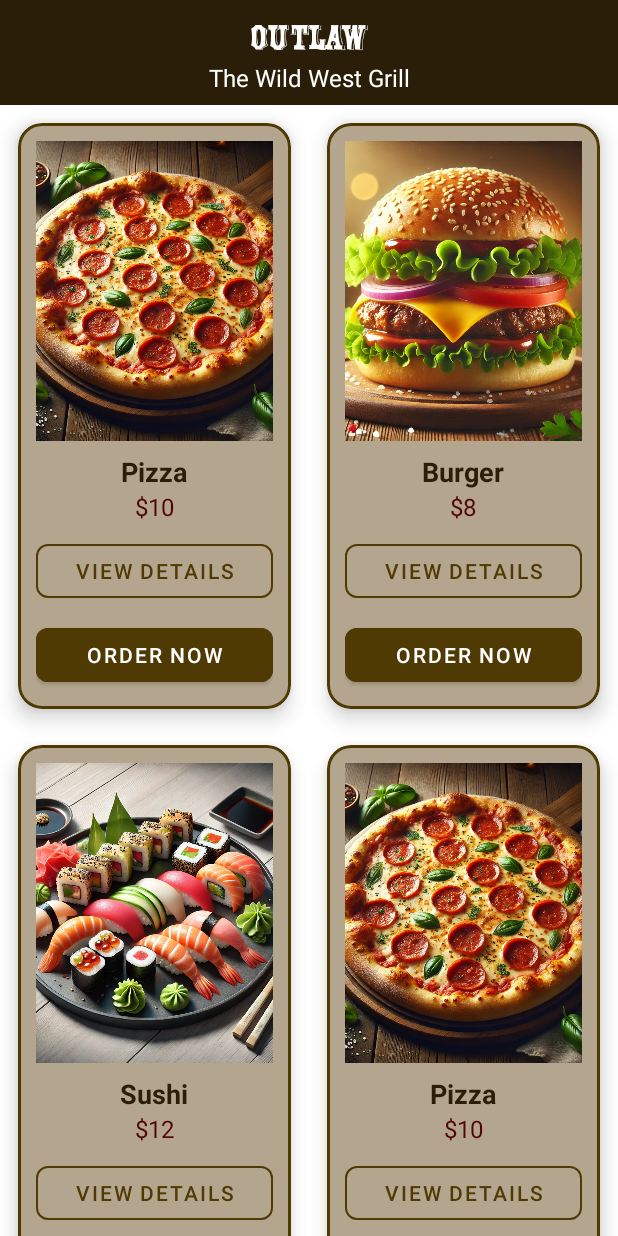
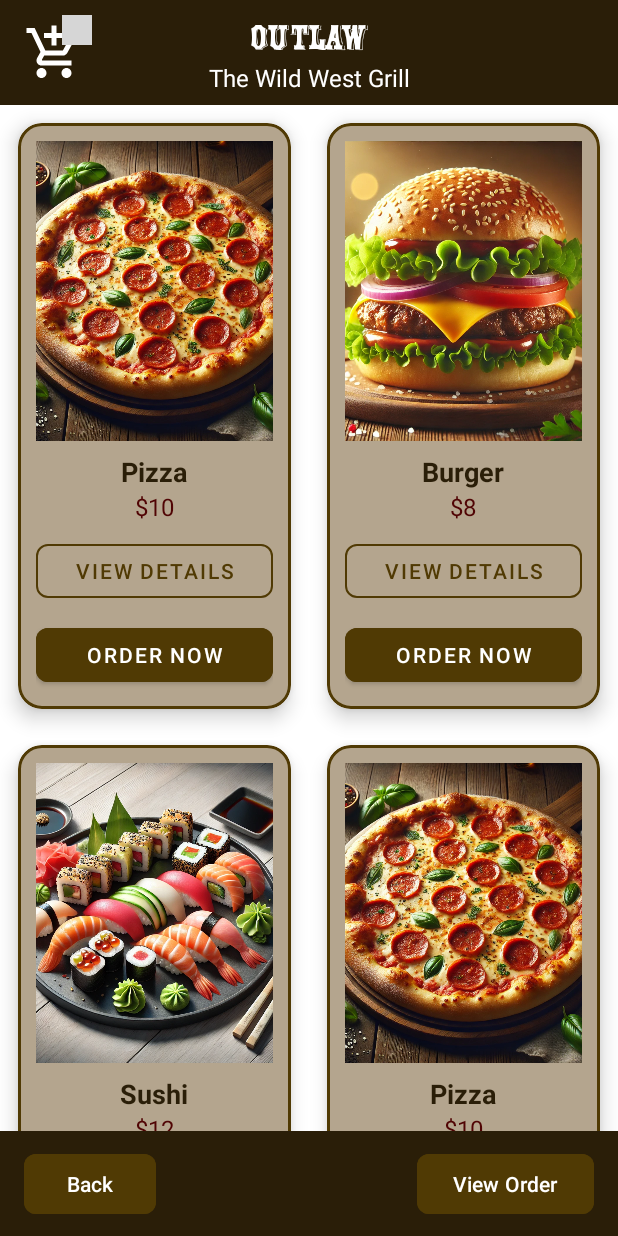
Before and after one commit to artur300/menu, an Android app: the screen it shows after launch (MainActivity), after a tap on "ORDER NOW", on a phone screen of 412 x 824 dp. Run offline under Robolectric (Android 15) with nearby library versions, the phone set to English and light mode, and no system bars; grey boxes are pictures that could not be loaded.

Commit message:
menu 12/12/24

```diff
--- a/app/build.gradle.kts
+++ b/app/build.gradle.kts
@@ -52,4 +52,5 @@ dependencies {
 
 
 
+
 }
--- /dev/null
+++ b/app/src/main/java/com/example/menu/CartAnimation.kt
@@ -0,0 +1,17 @@
+package com.example.menu
+
+import android.animation.AnimatorSet
+import android.animation.ObjectAnimator
+import android.view.View
+
+object CartAnimation {
+
+    fun animateCartCount(view: View) {
+        val scaleX = ObjectAnimator.ofFloat(view, "scaleX", 1.0f, 1.2f, 1.0f)
+        val scaleY = ObjectAnimator.ofFloat(view, "scaleY", 1.0f, 1.2f, 1.0f)
+        val animatorSet = AnimatorSet()
+        animatorSet.playTogether(scaleX, scaleY)
+        animatorSet.duration = 300
+        animatorSet.start()
+    }
+}
--- a/app/src/main/java/com/example/menu/FoodAdapter.kt
+++ b/app/src/main/java/com/example/menu/FoodAdapter.kt
@@ -1,13 +1,11 @@
 package com.example.menu
+
 import android.view.LayoutInflater
-import android.view.View
 import android.view.ViewGroup
 import androidx.recyclerview.widget.RecyclerView
-import android.widget.ImageView
-import android.widget.TextView
-import android.widget.Button
 import android.media.MediaPlayer
-
+import androidx.appcompat.app.AppCompatActivity
+import com.example.menu.databinding.ItemFoodCardBinding
 
 class FoodAdapter(
     private val foods: List<Food>,
@@ -15,33 +13,41 @@ class FoodAdapter(
     private val onOrderClick: (Food) -> Unit
 ) : RecyclerView.Adapter<FoodAdapter.FoodViewHolder>() {
 
-    class FoodViewHolder(itemView: View) : RecyclerView.ViewHolder(itemView) {
-        val image: ImageView = itemView.findViewById(R.id.food_image)
-        val name: TextView = itemView.findViewById(R.id.food_name)
-        val price: TextView = itemView.findViewById(R.id.food_price)
-        val viewDetails: Button = itemView.findViewById(R.id.btn_view_details)
-        val order: Button = itemView.findViewById(R.id.btn_order)
-    }
+    // שימוש ב-Binding עבור ה-ViewHolder
+    class FoodViewHolder(val binding: ItemFoodCardBinding) : RecyclerView.ViewHolder(binding.root)
 
     override fun onCreateViewHolder(parent: ViewGroup, viewType: Int): FoodViewHolder {
-        val view = LayoutInflater.from(parent.context)
-            .inflate(R.layout.item_food_card, parent, false)
-        return FoodViewHolder(view)
+        val binding = ItemFoodCardBinding.inflate(
+            LayoutInflater.from(parent.context),
+            parent,
+            false
+        )
+        return FoodViewHolder(binding)
     }
 
     override fun onBindViewHolder(holder: FoodViewHolder, position: Int) {
         val food = foods[position]
-        holder.name.text = food.name
-        holder.price.text = food.price
-        holder.image.setImageResource(food.imageResId) // תשתמש בנתוני התמונה
-        holder.viewDetails.setOnClickListener { onViewDetailsClick(food) }
-        holder.order.setOnClickListener {
 
+        // הגדרת הנתונים ב-UI באמצעות Binding
+        holder.binding.foodName.text = food.name
+        holder.binding.foodPrice.text = food.price
+        holder.binding.foodImage.setImageResource(food.imageResId)
 
+        // טיפול בלחיצה על View Details
+        holder.binding.btnViewDetails.setOnClickListener {
+            val fragment = FoodDetailsFragment.newInstance(food)
+            val fragmentManager = (holder.itemView.context as AppCompatActivity).supportFragmentManager
+            fragmentManager.beginTransaction()
+                .replace(R.id.main, fragment)
+                .addToBackStack(null)
+                .commit()
+        }
+
+        // טיפול בלחיצה על Order
+        holder.binding.btnOrder.setOnClickListener {
             val mediaPlayer = MediaPlayer.create(holder.itemView.context, R.raw.yeehaw)
             mediaPlayer.start()
-            mediaPlayer.setOnCompletionListener {it.release()}
-
+            mediaPlayer.setOnCompletionListener { it.release() }
 
             onOrderClick(food)
         }
--- a/app/src/main/java/com/example/menu/FoodListFragment.kt
+++ b/app/src/main/java/com/example/menu/FoodListFragment.kt
@@ -1,31 +1,40 @@
 package com.example.menu
+
 import android.view.LayoutInflater
 import android.view.View
 import android.view.ViewGroup
 import android.os.Bundle
 import androidx.fragment.app.Fragment
-import androidx.recyclerview.widget.RecyclerView
 import androidx.recyclerview.widget.GridLayoutManager
 import android.widget.Toast
 import android.media.MediaPlayer
-
+import com.example.menu.databinding.FragmentFoodListBinding
 
 class FoodListFragment : Fragment() {
+    private lateinit var binding: FragmentFoodListBinding
     private lateinit var adapter: FoodAdapter
     private lateinit var mediaPlayer: MediaPlayer
+    private var cartCount = 0
+    private val cartItems = mutableListOf<Food>()
+
+    private fun addToCart(food: Food) {
+        cartCount++
+        cartItems.add(food)
+        binding.cartCount.text = cartCount.toString() // עדכון המונה
+        CartAnimation.animateCartCount(binding.cartCount)
+    }
 
     override fun onCreateView(
         inflater: LayoutInflater, container: ViewGroup?, savedInstanceState: Bundle?
-    ): View? {
-        val view = inflater.inflate(R.layout.fragment_food_list, container, false)
-        val recyclerView: RecyclerView = view.findViewById(R.id.recyclerView)
-
+    ): View {
+        // אתחול ה-Binding
+        binding = FragmentFoodListBinding.inflate(inflater, container, false)
+        val view = binding.root
 
         // הגדרת MediaPlayer
         mediaPlayer = MediaPlayer.create(requireContext(), R.raw.wild_west_music)
         mediaPlayer.isLooping = true // הפעלת לולאה
         mediaPlayer.start()
-
 
         // יצירת רשימה לדוגמה
         val foodList = listOf(
@@ -34,36 +43,25 @@ class FoodListFragment : Fragment() {
             Food("Sushi", "$12", R.drawable.sushi),
             Food("Pizza", "$10", R.drawable.pizza),
             Food("Burger", "$8", R.drawable.ham),
-            Food("Sushi", "$12", R.drawable.sushi),
-            Food("Pizza", "$10", R.drawable.pizza),
-            Food("Burger", "$8", R.drawable.ham),
-            Food("Sushi", "$12", R.drawable.sushi),
-            Food("Pizza", "$10", R.drawable.pizza),
-            Food("Burger", "$8", R.drawable.ham),
-            Food("Sushi", "$12", R.drawable.sushi),
-            Food("Pizza", "$10", R.drawable.pizza),
-            Food("Burger", "$8", R.drawable.ham),
-            Food("Sushi", "$12", R.drawable.sushi),
-            Food("Pizza", "$10", R.drawable.pizza),
-            Food("Burger", "$8", R.drawable.ham),
-            Food("Sushi", "$12", R.drawable.sushi),
-            Food("Pizza", "$10", R.drawable.pizza),
-            Food("Burger", "$8", R.drawable.ham),
-            Food("Sushi", "$12", R.drawable.sushi),
-            Food("Pizza", "$10", R.drawable.pizza),
-            Food("Burger", "$8", R.drawable.ham),
             Food("Sushi", "$12", R.drawable.sushi)
-
         )
 
+        // אתחול ה-RecyclerView
         adapter = FoodAdapter(foodList, { food ->
-            Toast.makeText(context, "View Details: ${food.name}", Toast.LENGTH_SHORT).show()
+            context?.let {
+                val message = it.getString(R.string.view_details_message, food.name)
+                Toast.makeText(it, message, Toast.LENGTH_SHORT).show()
+            }
         }, { food ->
-            Toast.makeText(context, "Order: ${food.name}", Toast.LENGTH_SHORT).show()
+            addToCart(food) // הוספה לעגלה בעת לחיצה על "Order Now"
+            context?.let {
+                val message = it.getString(R.string.order_message, food.name)
+                Toast.makeText(it, message, Toast.LENGTH_SHORT).show()
+            }
         })
 
-        recyclerView.layoutManager = GridLayoutManager(context, 2) // 2 פריטים בשורה
-        recyclerView.adapter = adapter
+        binding.recyclerView.layoutManager = GridLayoutManager(context, 2) // 2 פריטים בשורה
+        binding.recyclerView.adapter = adapter
 
         return view
     }
@@ -80,9 +78,6 @@ class FoodListFragment : Fragment() {
         if (::mediaPlayer.isInitialized) {
             mediaPlayer.release()
         }
-
-
-
     }
 
     override fun onResume() {
@@ -91,5 +86,4 @@ class FoodListFragment : Fragment() {
             mediaPlayer.start()
         }
     }
-
 }
--- /dev/null
+++ b/app/src/main/res/drawable/shopping_cart.xml
@@ -0,0 +1,5 @@
+<vector xmlns:android="http://schemas.android.com/apk/res/android" android:height="24dp" android:tint="#000000" android:viewportHeight="24" android:viewportWidth="24" android:width="24dp">
+
+    <path android:fillColor="@android:color/white" android:pathData="M11,9h2L13,6h3L16,4h-3L13,1h-2v3L8,4v2h3v3zM7,18c-1.1,0 -1.99,0.9 -1.99,2S5.9,22 7,22s2,-0.9 2,-2 -0.9,-2 -2,-2zM17,18c-1.1,0 -1.99,0.9 -1.99,2s0.89,2 1.99,2 2,-0.9 2,-2 -0.9,-2 -2,-2zM7.17,14.75l0.03,-0.12 0.9,-1.63h7.45c0.75,0 1.41,-0.41 1.75,-1.03l3.86,-7.01L19.42,4h-0.01l-1.1,2 -2.76,5L8.53,11l-0.13,-0.27L6.16,6l-0.95,-2 -0.94,-2L1,2v2h2l3.6,7.59 -1.35,2.45c-0.16,0.28 -0.25,0.61 -0.25,0.96 0,1.1 0.9,2 2,2h12v-2L7.42,15c-0.13,0 -0.25,-0.11 -0.25,-0.25z"/>
+
+</vector>
--- a/app/src/main/res/layout/fragment_food_list.xml
+++ b/app/src/main/res/layout/fragment_food_list.xml
@@ -41,6 +41,30 @@
             app:layout_constraintStart_toStartOf="parent"
             app:layout_constraintEnd_toEndOf="parent"
              />
+        <ImageView
+            android:id="@+id/cart_icon"
+            android:layout_width="40dp"
+            android:layout_height="40dp"
+            android:src="@drawable/shopping_cart"
+            app:layout_constraintStart_toStartOf="parent"
+            app:layout_constraintTop_toTopOf="parent"
+            app:layout_constraintBottom_toBottomOf="parent"
+            android:layout_marginStart="16dp"
+            app:tint="@color/white" />
+
+        <TextView
+            android:id="@+id/cart_count"
+            android:layout_width="20dp"
+            android:layout_height="20dp"
+            android:background="@drawable/circle_background"
+            android:gravity="center"
+            android:text="0"
+            android:textColor="@color/white"
+            android:textSize="12sp"
+            app:layout_constraintTop_toTopOf="@id/cart_icon"
+            app:layout_constraintEnd_toEndOf="@id/cart_icon"
+            android:layout_marginTop="-5dp"
+            android:layout_marginEnd="-5dp" />
 
     </androidx.constraintlayout.widget.ConstraintLayout>
 
@@ -55,5 +79,54 @@
         app:layout_constraintTop_toBottomOf="@id/header"
         app:layout_constraintStart_toStartOf="parent"
         app:layout_constraintEnd_toEndOf="parent"
-        app:layout_constraintBottom_toBottomOf="parent"/>
+        app:layout_constraintBottom_toTopOf="@id/footer"
+        android:scrollbars="vertical" />
+
+
+
+    <androidx.coordinatorlayout.widget.CoordinatorLayout
+        android:id="@+id/footer"
+        android:layout_width="match_parent"
+        android:layout_height="wrap_content"
+        app:layout_behavior="@string/hide_bottom_view_on_scroll_behavior"
+        app:layout_constraintBottom_toBottomOf="parent">
+
+        <!-- Footer תוכן -->
+        <androidx.constraintlayout.widget.ConstraintLayout
+            android:layout_width="match_parent"
+            android:layout_height="70dp"
+            android:background="@color/dark_brown">
+
+            <Button
+                android:id="@+id/back_button"
+                android:layout_width="wrap_content"
+                android:layout_height="wrap_content"
+                android:text="Back"
+                android:backgroundTint="@color/brown"
+                android:textColor="@android:color/white"
+                app:cornerRadius="8dp"
+                app:layout_constraintStart_toStartOf="parent"
+                app:layout_constraintTop_toTopOf="parent"
+                app:layout_constraintBottom_toBottomOf="parent"
+                android:layout_marginStart="16dp" />
+
+            <Button
+                android:id="@+id/view_order_button"
+                android:layout_width="wrap_content"
+                android:layout_height="wrap_content"
+                android:text="View Order"
+                android:backgroundTint="@color/brown"
+                android:textColor="@android:color/white"
+                app:cornerRadius="8dp"
+                app:layout_constraintEnd_toEndOf="parent"
+                app:layout_constraintTop_toTopOf="parent"
+                app:layout_constraintBottom_toBottomOf="parent"
+                android:layout_marginEnd="16dp" />
+        </androidx.constraintlayout.widget.ConstraintLayout>
+
+    </androidx.coordinatorlayout.widget.CoordinatorLayout>
+
+
+
+
 </androidx.constraintlayout.widget.ConstraintLayout>
--- a/app/src/main/res/values/colors.xml
+++ b/app/src/main/res/values/colors.xml
@@ -6,4 +6,5 @@
     <color name="price_red">#500404</color>
     <color name="light_beige">#B4A58E</color>
     <color name="dark_brown">#2A1E08</color>
+    <color name="blue">#2196F3</color>
 </resources>
--- a/app/src/main/res/values/strings.xml
+++ b/app/src/main/res/values/strings.xml
@@ -1,3 +1,8 @@
 <resources>
     <string name="app_name">menu</string>
+    <string name="food_name">Food Name</string>
+    <string name="unknown_food">Unknown Food</string>
+    <string name="price_format">Price: %1$s</string>
+    <string name="view_details_message">View Details: %1$s</string>
+    <string name="order_message">Order: %1$s</string>
 </resources>
```
Also changed, not shown: app/src/main/java/com/example/menu/FoodDetailsFragment.kt (added, +50 -0 lines), app/src/main/res/layout/fragment_food_details.xml (added, +39 -0 lines).
